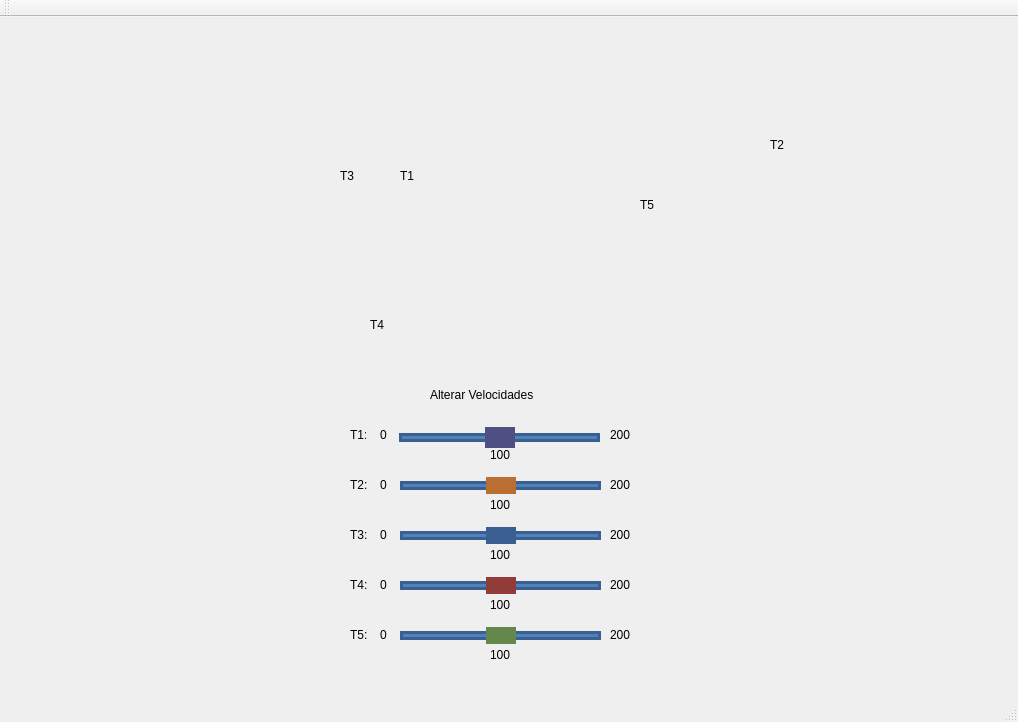
First picture: the form in mainwindow.ui, repository durvaal/train, before the edit.
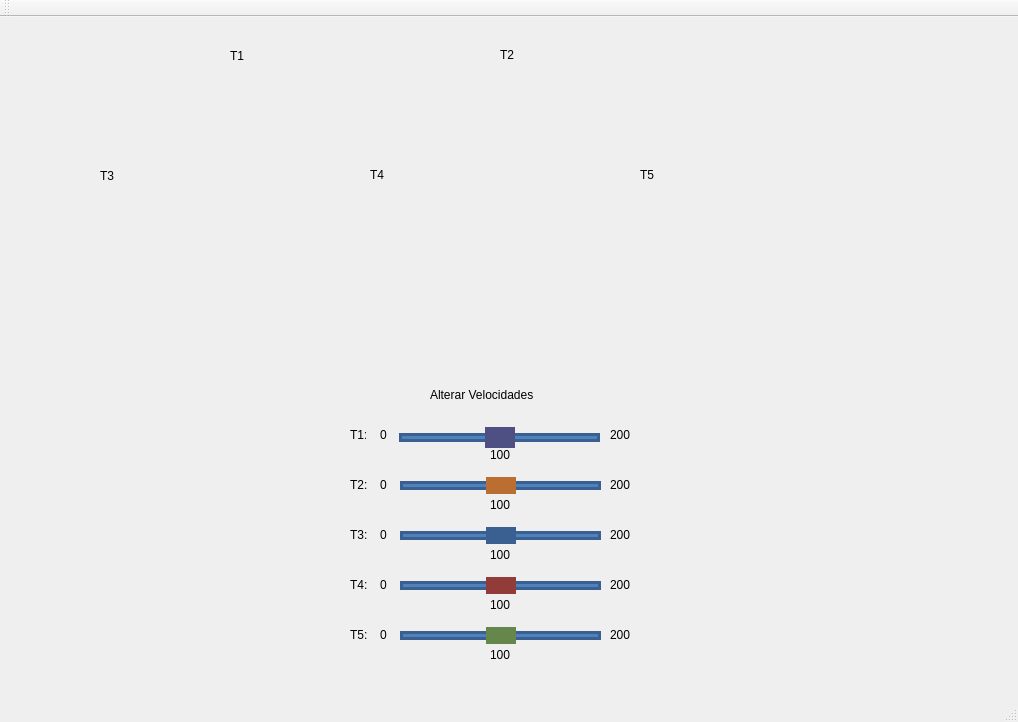
Second picture: the form after the edit.

Commit message: fix: deadlock handle

```diff
--- a/mainwindow.ui
+++ b/mainwindow.ui
@@ -17,8 +17,8 @@
    <widget class="QLabel" name="label_trem1">
     <property name="geometry">
      <rect>
-      <x>400</x>
-      <y>150</y>
+      <x>230</x>
+      <y>30</y>
       <width>21</width>
       <height>17</height>
      </rect>
@@ -145,8 +145,8 @@
    <widget class="QLabel" name="label_trem2">
     <property name="geometry">
      <rect>
-      <x>770</x>
-      <y>120</y>
+      <x>500</x>
+      <y>30</y>
       <width>21</width>
       <height>16</height>
      </rect>
@@ -305,7 +305,7 @@
    <widget class="QLabel" name="label_trem3">
     <property name="geometry">
      <rect>
-      <x>340</x>
+      <x>100</x>
       <y>150</y>
       <width>21</width>
       <height>17</height>
@@ -322,7 +322,7 @@
     <property name="geometry">
      <rect>
       <x>370</x>
-      <y>300</y>
+      <y>150</y>
       <width>20</width>
       <height>16</height>
      </rect>
@@ -338,7 +338,7 @@
     <property name="geometry">
      <rect>
       <x>640</x>
-      <y>180</y>
+      <y>150</y>
       <width>21</width>
       <height>16</height>
      </rect>
```
The commit also changes 2 other files.
